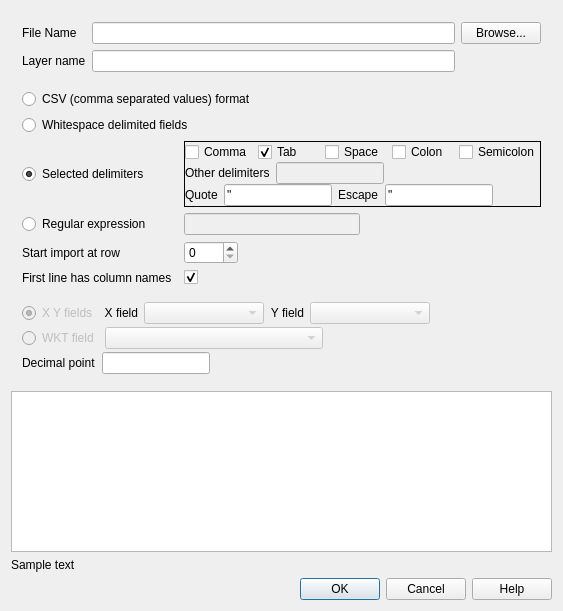
The window that src/ui/qgsdelimitedtextsourceselectbase.ui (carsmie/QGIS) describes before a commit, drawn with Qt 5.
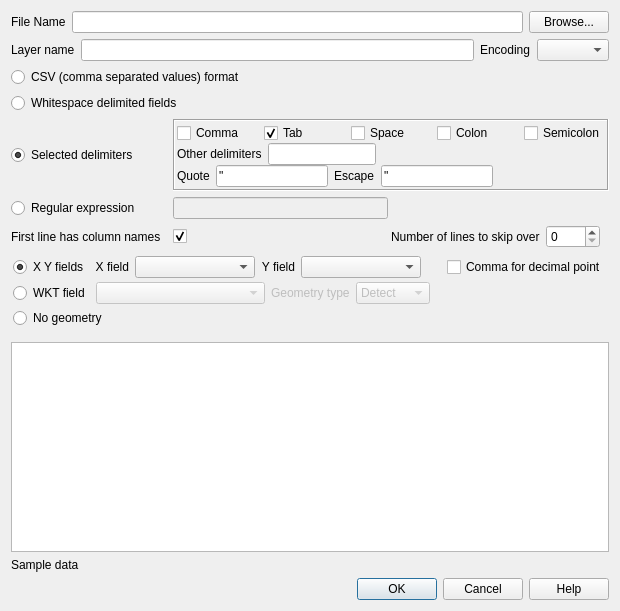
The same window after the commit. Icons and pictures are not drawn.

What changed in the file:
```diff
--- a/src/ui/qgsdelimitedtextsourceselectbase.ui
+++ b/src/ui/qgsdelimitedtextsourceselectbase.ui
@@ -6,7 +6,7 @@
    <rect>
     <x>0</x>
     <y>0</y>
-    <width>563</width>
+    <width>620</width>
     <height>611</height>
    </rect>
   </property>
@@ -19,107 +19,27 @@
    </iconset>
   </property>
   <layout class="QGridLayout" name="gridLayout_3">
-   <item row="0" column="0">
-    <widget class="QWidget" name="widget_3" native="true">
-     <property name="acceptDrops">
+   <item row="2" column="0">
+    <widget class="QFrame" name="frmGeometry">
+     <property name="enabled">
       <bool>true</bool>
      </property>
-     <layout class="QGridLayout" name="gridLayout_4">
-      <item row="0" column="0">
-       <widget class="QLabel" name="textLabelFileName">
-        <property name="sizePolicy">
-         <sizepolicy hsizetype="Minimum" vsizetype="Minimum">
-          <horstretch>0</horstretch>
-          <verstretch>0</verstretch>
-         </sizepolicy>
-        </property>
-        <property name="text">
-         <string>File Name</string>
-        </property>
-        <property name="indent">
-         <number>0</number>
-        </property>
-       </widget>
-      </item>
-      <item row="0" column="1">
-       <widget class="QLineEdit" name="txtFilePath">
-        <property name="toolTip">
-         <string>Full path to the delimited text file</string>
-        </property>
-        <property name="whatsThis">
-         <string>Full path to the delimited text file. In order to properly parse the fields in the file, the delimiter must be defined prior to entering the file name. Use the Browse button to the right of this field to choose the input file.</string>
-        </property>
-        <property name="readOnly">
-         <bool>false</bool>
-        </property>
-       </widget>
-      </item>
-      <item row="1" column="0">
-       <widget class="QLabel" name="textLabelLayerName">
-        <property name="sizePolicy">
-         <sizepolicy hsizetype="Minimum" vsizetype="Preferred">
-          <horstretch>0</horstretch>
-          <verstretch>0</verstretch>
-         </sizepolicy>
-        </property>
-        <property name="text">
-         <string>Layer name</string>
-        </property>
-       </widget>
-      </item>
-      <item row="1" column="1">
-       <widget class="QLineEdit" name="txtLayerName">
-        <property name="toolTip">
-         <string>Name to display in the map legend</string>
-        </property>
-        <property name="whatsThis">
-         <string>Name displayed in the map legend</string>
-        </property>
-       </widget>
-      </item>
-      <item row="0" column="3">
-       <widget class="QPushButton" name="btnBrowseForFile">
-        <property name="enabled">
-         <bool>true</bool>
-        </property>
-        <property name="maximumSize">
-         <size>
-          <width>16777215</width>
-          <height>16777215</height>
-         </size>
-        </property>
-        <property name="toolTip">
-         <string>Browse to find the delimited text file to be processed</string>
-        </property>
-        <property name="whatsThis">
-         <string>Use this button to browse to the location of the delimited text file. This button will not be enabled until a delimiter has been entered in the &lt;i&gt;Delimiter&lt;/i&gt; box. Once a file is chosen, the X and Y field drop-down boxes will be populated with the fields from the delimited text file.</string>
-        </property>
-        <property name="text">
-         <string>Browse...</string>
-        </property>
-        <property name="flat">
-         <bool>false</bool>
-        </property>
-       </widget>
-      </item>
-     </layout>
-    </widget>
-   </item>
-   <item row="3" column="0">
-    <widget class="QFrame" name="gridFrame_2">
-     <layout class="QVBoxLayout" name="verticalLayout_2">
+     <property name="frameShadow">
+      <enum>QFrame::Sunken</enum>
+     </property>
+     <layout class="QVBoxLayout" name="verticalLayout_4">
       <property name="spacing">
-       <number>3</number>
+       <number>4</number>
       </property>
-      <property name="topMargin">
-       <number>0</number>
+      <property name="margin">
+       <number>2</number>
       </property>
       <item>
        <layout class="QHBoxLayout" name="horizontalLayout">
         <item>
          <widget class="QRadioButton" name="geomTypeXY">
           <property name="enabled">
-           <bool>false</bool>
+           <bool>true</bool>
           </property>
           <property name="whatsThis">
            <string>The file contains X and Y coordinate columns</string>
@@ -134,6 +54,9 @@
         </item>
         <item>
          <widget class="QLabel" name="textLabelx">
+          <property name="enabled">
+           <bool>true</bool>
+          </property>
           <property name="text">
            <string>&lt;p align=&quot;right&quot;&gt;X field&lt;/p&gt;</string>
           </property>
@@ -142,7 +65,7 @@
         <item>
          <widget class="QComboBox" name="cmbXField">
           <property name="enabled">
-           <bool>false</bool>
+           <bool>true</bool>
           </property>
           <property name="sizePolicy">
            <sizepolicy hsizetype="Expanding" vsizetype="Fixed">
@@ -169,6 +92,9 @@
         </item>
         <item>
          <widget class="QLabel" name="textLabely">
+          <property name="enabled">
+           <bool>true</bool>
+          </property>
           <property name="text">
            <string>&lt;p align=&quot;right&quot;&gt;Y field&lt;/p&gt;</string>
           </property>
@@ -177,7 +103,7 @@
         <item>
          <widget class="QComboBox" name="cmbYField">
           <property name="enabled">
-           <bool>false</bool>
+           <bool>true</bool>
           </property>
           <property name="sizePolicy">
            <sizepolicy hsizetype="Expanding" vsizetype="Fixed">
@@ -203,7 +129,7 @@
          </widget>
         </item>
         <item>
-         <spacer name="horizontalSpacer_6">
+         <spacer name="hspacer4">
           <property name="orientation">
            <enum>Qt::Horizontal</enum>
           </property>
@@ -215,6 +141,16 @@
           </property>
          </spacer>
         </item>
+        <item>
+         <widget class="QCheckBox" name="cbxPointIsComma">
+          <property name="enabled">
+           <bool>true</bool>
+          </property>
+          <property name="text">
+           <string>Comma for decimal point</string>
+          </property>
+         </widget>
+        </item>
        </layout>
       </item>
       <item>
@@ -225,7 +161,7 @@
         <item>
          <widget class="QRadioButton" name="geomTypeWKT">
           <property name="enabled">
-           <bool>false</bool>
+           <bool>true</bool>
           </property>
           <property name="whatsThis">
            <string>The file contains a well known text geometry field</string>
@@ -264,7 +200,47 @@
          </widget>
         </item>
         <item>
-         <spacer name="horizontalSpacer">
+         <widget class="QLabel" name="label">
+          <property name="enabled">
+           <bool>false</bool>
+          </property>
+          <property name="text">
+           <string>Geometry type</string>
+          </property>
+         </widget>
+        </item>
+        <item>
+         <widget class="QComboBox" name="cmbGeometryType">
+          <property name="enabled">
+           <bool>false</bool>
+          </property>
+          <property name="currentIndex">
+           <number>0</number>
+          </property>
+          <item>
+           <property name="text">
+            <string>Detect</string>
+           </property>
+          </item>
+          <item>
+           <property name="text">
+            <string>Point</string>
+           </property>
+          </item>
+          <item>
+           <property name="text">
+            <string>Line</string>
+           </property>
+          </item>
+          <item>
+           <property name="text">
+            <string>Polygon</string>
+           </property>
+          </item>
+         </widget>
+        </item>
+        <item>
+         <spacer name="hspacer5">
           <property name="orientation">
            <enum>Qt::Horizontal</enum>
           </property>
@@ -279,53 +255,148 @@
        </layout>
       </item>
       <item>
-       <layout class="QHBoxLayout" name="horizontalLayout_4">
+       <layout class="QHBoxLayout" name="horizontalLayout_9">
+        <property name="bottomMargin">
+         <number>0</number>
+        </property>
+        <item>
+         <widget class="QRadioButton" name="geomTypeNone">
+          <property name="whatsThis">
+           <string>The file contains only attribute information - it will not be displayed on the map</string>
+          </property>
+          <property name="text">
+           <string>No geometry</string>
+          </property>
+         </widget>
+        </item>
+       </layout>
+      </item>
+     </layout>
+    </widget>
+   </item>
+   <item row="0" column="0">
+    <widget class="QWidget" name="widget_3" native="true">
+     <property name="acceptDrops">
+      <bool>true</bool>
+     </property>
+     <layout class="QVBoxLayout" name="verticalLayout">
+      <property name="margin">
+       <number>0</number>
+      </property>
+      <item>
+       <layout class="QHBoxLayout" name="horizontalLayout_5">
         <property name="topMargin">
          <number>0</number>
         </property>
         <item>
-         <widget class="QLabel" name="label_2">
-          <property name="text">
-           <string>Decimal point</string>
-          </property>
-         </widget>
-        </item>
-        <item>
-         <widget class="QLineEdit" name="decimalPoint">
+         <widget class="QLabel" name="textLabelFileName">
           <property name="sizePolicy">
-           <sizepolicy hsizetype="Minimum" vsizetype="Fixed">
+           <sizepolicy hsizetype="Minimum" vsizetype="Minimum">
             <horstretch>0</horstretch>
             <verstretch>0</verstretch>
            </sizepolicy>
           </property>
-          <property name="maxLength">
-           <number>1</number>
+          <property name="text">
+           <string>File Name</string>
           </property>
+          <property name="indent">
+           <number>0</number>
+          </property>
          </widget>
         </item>
         <item>
-         <spacer name="horizontalSpacer_3">
-          <property name="orientation">
-           <enum>Qt::Horizontal</enum>
+         <widget class="QLineEdit" name="txtFilePath">
+          <property name="toolTip">
+           <string>Full path to the delimited text file</string>
           </property>
-          <property name="sizeHint" stdset="0">
+          <property name="whatsThis">
+           <string>Full path to the delimited text file. In order to properly parse the fields in the file, the delimiter must be defined prior to entering the file name. Use the Browse button to the right of this field to choose the input file.</string>
+          </property>
+          <property name="readOnly">
+           <bool>false</bool>
+          </property>
+         </widget>
+        </item>
+        <item>
+         <widget class="QPushButton" name="btnBrowseForFile">
+          <property name="enabled">
+           <bool>true</bool>
+          </property>
+          <property name="maximumSize">
            <size>
-            <width>40</width>
-            <height>20</height>
+            <width>16777215</width>
+            <height>16777215</height>
            </size>
           </property>
-         </spacer>
+          <property name="toolTip">
+           <string>Browse to find the delimited text file to be processed</string>
+          </property>
+          <property name="whatsThis">
+           <string>Use this button to browse to the location of the delimited text file. This button will not be enabled until a delimiter has been entered in the &lt;i&gt;Delimiter&lt;/i&gt; box. Once a file is chosen, the X and Y field drop-down boxes will be populated with the fields from the delimited text file.</string>
+          </property>
+          <property name="text">
+           <string>Browse...</string>
+          </property>
+          <property name="flat">
+           <bool>false</bool>
+          </property>
+         </widget>
+        </item>
+       </layout>
+      </item>
+      <item>
+       <layout class="QHBoxLayout" name="horizontalLayout_6">
+        <property name="topMargin">
+         <number>0</number>
+        </property>
+        <item>
+         <widget class="QLabel" name="textLabelLayerName">
+          <property name="sizePolicy">
+           <sizepolicy hsizetype="Minimum" vsizetype="Preferred">
+            <horstretch>0</horstretch>
+            <verstretch>0</verstretch>
+           </sizepolicy>
+          </property>
+          <property name="text">
+           <string>Layer name</string>
+          </property>
+         </widget>
+        </item>
+        <item>
+         <widget class="QLineEdit" name="txtLayerName">
+          <property name="toolTip">
+           <string>Name to display in the map legend</string>
+          </property>
+          <property name="whatsThis">
+           <string>Name displayed in the map legend</string>
+          </property>
+         </widget>
+        </item>
+        <item>
+         <widget class="QLabel" name="lblEncoding">
+          <property name="text">
+           <string>Encoding</string>
+          </property>
+         </widget>
+        </item>
+        <item>
+         <widget class="QComboBox" name="cbxEncoding"/>
         </item>
        </layout>
       </item>
      </layout>
     </widget>
    </item>
-   <item row="5" column="0">
-    <widget class="QLabel" name="label">
-     <property name="text">
-      <string>Sample text</string>
-     </property>
+   <item row="3" column="0">
+    <widget class="QFrame" name="gridFrame_2">
+     <layout class="QVBoxLayout" name="verticalLayout_2">
+      <property name="spacing">
+       <number>3</number>
+      </property>
+      <property name="margin">
+       <number>0</number>
+      </property>
+     </layout>
     </widget>
    </item>
    <item row="7" column="0">
@@ -338,7 +409,7 @@
      </property>
     </widget>
    </item>
-   <item row="4" column="0">
+   <item row="5" column="0">
     <widget class="QTableWidget" name="tblSample"/>
    </item>
    <item row="1" column="0">
@@ -347,7 +418,7 @@
       <bool>true</bool>
      </property>
      <layout class="QGridLayout" name="gridLayout_5" columnstretch="0,0,0">
-      <property name="topMargin">
+      <property name="margin">
        <number>0</number>
       </property>
       <item row="3" column="0">
@@ -412,44 +483,6 @@
         <property name="topMargin">
          <number>0</number>
         </property>
-        <item>
-         <widget class="QSpinBox" name="rowCounter">
-          <property name="minimumSize">
-           <size>
-            <width>0</width>
-            <height>0</height>
-           </size>
-          </property>
-          <property name="maximumSize">
-           <size>
-            <width>16777215</width>
-            <height>16777215</height>
-           </size>
-          </property>
-          <property name="wrapping">
-           <bool>false</bool>
-          </property>
-          <property name="maximum">
-           <number>9999</number>
-          </property>
-          <property name="value">
-           <number>0</number>
-          </property>
-         </widget>
-        </item>
-        <item>
-         <spacer name="horizontalSpacer_2">
-          <property name="orientation">
-           <enum>Qt::Horizontal</enum>
-          </property>
-          <property name="sizeHint" stdset="0">
-           <size>
-            <width>40</width>
-            <height>20</height>
-           </size>
-          </property>
-         </spacer>
-        </item>
        </layout>
       </item>
       <item row="5" column="0">
@@ -475,43 +508,23 @@
         </property>
        </widget>
       </item>
-      <item row="4" column="0">
-       <widget class="QLabel" name="label_4">
-        <property name="sizePolicy">
-         <sizepolicy hsizetype="Minimum" vsizetype="Preferred">
-          <horstretch>0</horstretch>
-          <verstretch>0</verstretch>
-         </sizepolicy>
-        </property>
-        <property name="text">
-         <string>Start import at row</string>
-        </property>
-       </widget>
-      </item>
-      <item row="5" column="2">
-       <widget class="QCheckBox" name="cbxUseHeader">
-        <property name="text">
-         <string/>
-        </property>
-        <property name="checked">
-         <bool>true</bool>
-        </property>
-       </widget>
-      </item>
       <item row="2" column="2">
        <widget class="QFrame" name="frameDelimiterCharacters">
         <property name="frameShape">
          <enum>QFrame::Box</enum>
         </property>
+        <property name="frameShadow">
+         <enum>QFrame::Sunken</enum>
+        </property>
         <layout class="QVBoxLayout" name="verticalLayout_3">
          <property name="spacing">
           <number>0</number>
          </property>
          <property name="margin">
-          <number>0</number>
+          <number>2</number>
          </property>
          <item>
-          <layout class="QHBoxLayout" name="horizontalLayout_5">
+          <layout class="QHBoxLayout" name="layoutDelimChars">
            <property name="topMargin">
             <number>0</number>
            </property>
@@ -565,7 +578,7 @@
           </layout>
          </item>
          <item>
-          <layout class="QHBoxLayout" name="horizontalLayout_6">
+          <layout class="QHBoxLayout" name="layoutDelimOther">
            <property name="topMargin">
             <number>0</number>
            </property>
@@ -579,7 +592,7 @@
            <item>
             <widget class="QLineEdit" name="txtDelimiterOther">
              <property name="enabled">
-              <bool>false</bool>
+              <bool>true</bool>
              </property>
              <property name="sizePolicy">
               <sizepolicy hsizetype="Minimum" vsizetype="Fixed">
@@ -605,7 +618,7 @@
             </widget>
            </item>
            <item>
-            <spacer name="horizontalSpacer_4">
+            <spacer name="hspacer1">
              <property name="orientation">
               <enum>Qt::Horizontal</enum>
              </property>
@@ -620,7 +633,7 @@
           </layout>
          </item>
          <item>
-          <layout class="QHBoxLayout" name="horizontalLayout_7">
+          <layout class="QHBoxLayout" name="layoutQuoteEsc">
            <property name="topMargin">
             <number>0</number>
            </property>
@@ -653,7 +666,7 @@
             </widget>
            </item>
            <item>
-            <spacer name="horizontalSpacer_5">
+            <spacer name="hspacer2">
              <property name="orientation">
               <enum>Qt::Horizontal</enum>
              </property>
@@ -712,9 +725,93 @@
         </item>
        </layout>
       </item>
+      <item row="5" column="2">
+       <layout class="QHBoxLayout" name="horizontalLayout_4">
+        <property name="rightMargin">
+         <number>9</number>
+        </property>
+        <item>
+         <widget class="QCheckBox" name="cbxUseHeader">
+          <property name="text">
+           <string/>
+          </property>
+          <property name="checked">
+           <bool>true</bool>
+          </property>
+         </widget>
+        </item>
+        <item>
+         <spacer name="hspacer3_2">
+          <property name="orientation">
+           <enum>Qt::Horizontal</enum>
+          </property>
+          <property name="sizeHint" stdset="0">
+           <size>
+            <width>40</width>
+            <height>20</height>
+           </size>
+          </property>
+         </spacer>
+        </item>
+        <item>
+         <widget class="QLabel" name="label_4">
+          <property name="sizePolicy">
+           <sizepolicy hsizetype="Minimum" vsizetype="Preferred">
+            <horstretch>0</horstretch>
+            <verstretch>0</verstretch>
+           </sizepolicy>
+          </property>
+          <property name="text">
+           <string>Number of lines to skip over</string>
+          </property>
+         </widget>
+        </item>
+        <item>
+         <widget class="QSpinBox" name="rowCounter">
+          <property name="minimumSize">
+           <size>
+            <width>0</width>
+            <height>0</height>
+           </size>
+          </property>
+          <property name="maximumSize">
+           <size>
+            <width>16777215</width>
+            <height>16777215</height>
+           </size>
+          </property>
+          <property name="toolTip">
+           <string>The number of lines at the beginning of the file to ignore</string>
+          </property>
+          <property name="statusTip">
+           <string>The number of lines at the beginning of the file to ignore</string>
+          </property>
+          <property name="whatsThis">
+           <string>The number of lines at the beginning of the file to ignore</string>
+          </property>
+          <property name="wrapping">
+           <bool>false</bool>
+          </property>
+          <property name="maximum">
+           <number>9999</number>
+          </property>
+          <property name="value">
+           <number>0</number>
+          </property>
+         </widget>
+        </item>
+       </layout>
+      </item>
      </layout>
     </widget>
    </item>
+   <item row="6" column="0">
+    <widget class="QLabel" name="lblStatus">
+     <property name="text">
+      <string>Sample data</string>
+     </property>
+    </widget>
+   </item>
   </layout>
  </widget>
  <layoutdefault spacing="6" margin="11"/>
```
Left out of the diff: 146 changed lines with no effect on the pictures.
